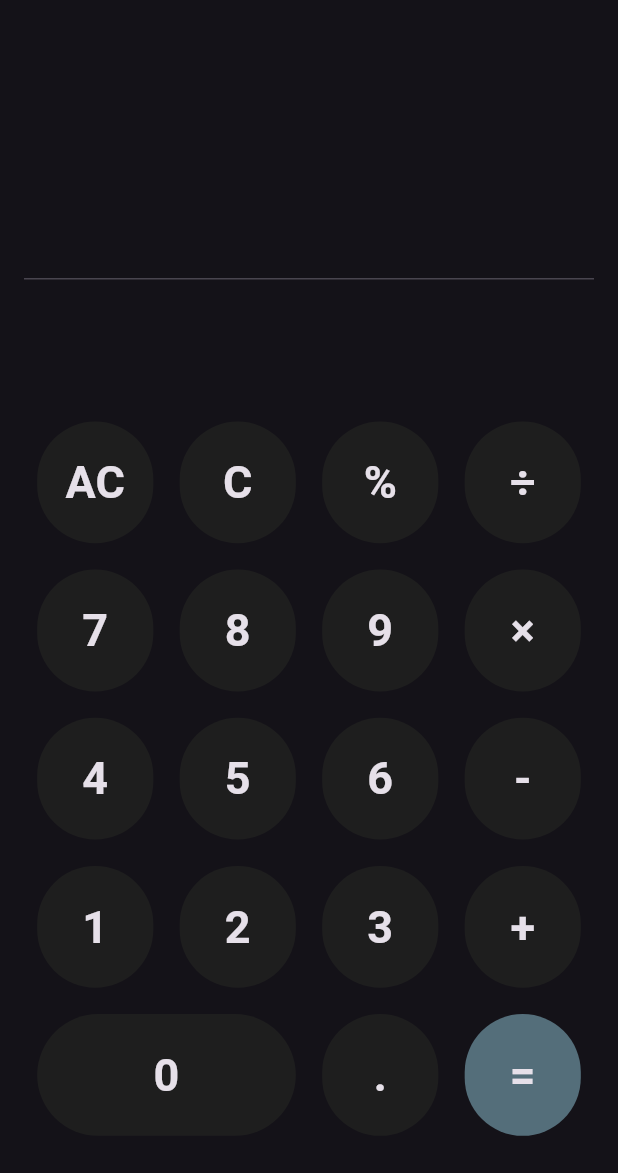
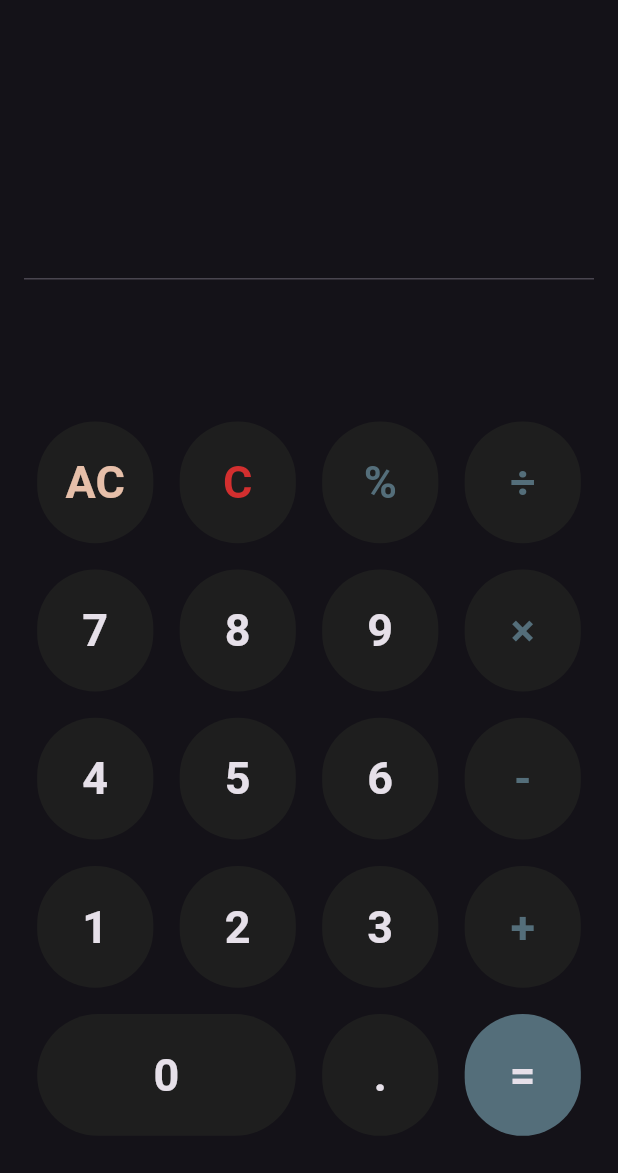
Before and after one commit to Mo123elsayed/calculator_app, a Flutter app: the screen it shows after launch, on a phone screen of 412 x 824 dp, the part 63-1236 px from its top. Run offline on Flutter 3.47's test engine with Material 3 defaults, Android fonts, the phone set to English and light mode, and no system bars; our stand-ins replace flutter_screenutil, math_expressions.

```diff
--- a/lib/features/calculation/presentation/widgets/custom_button.dart
+++ b/lib/features/calculation/presentation/widgets/custom_button.dart
@@ -36,7 +36,10 @@ class CustomButton extends StatelessWidget {
           onTap: () {
             onTapBtn!(btnTxt);
           },
-          child: Text(btnTxt!, style: AppText.size30Bold),
+          child: Text(
+            btnTxt!,
+            style: AppText.size30Bold.copyWith(color: btnColor),
+          ),
         ),
       ),
     );
```
